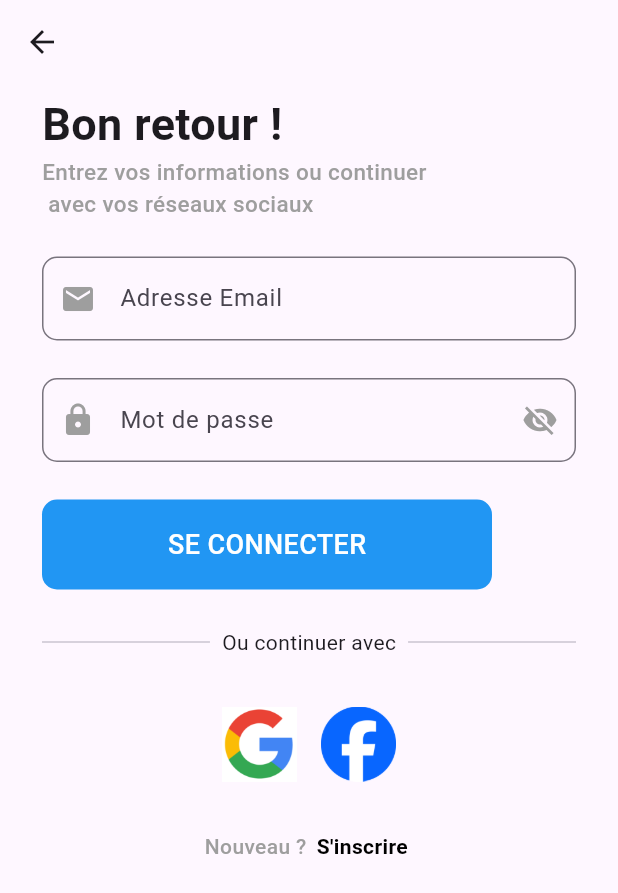
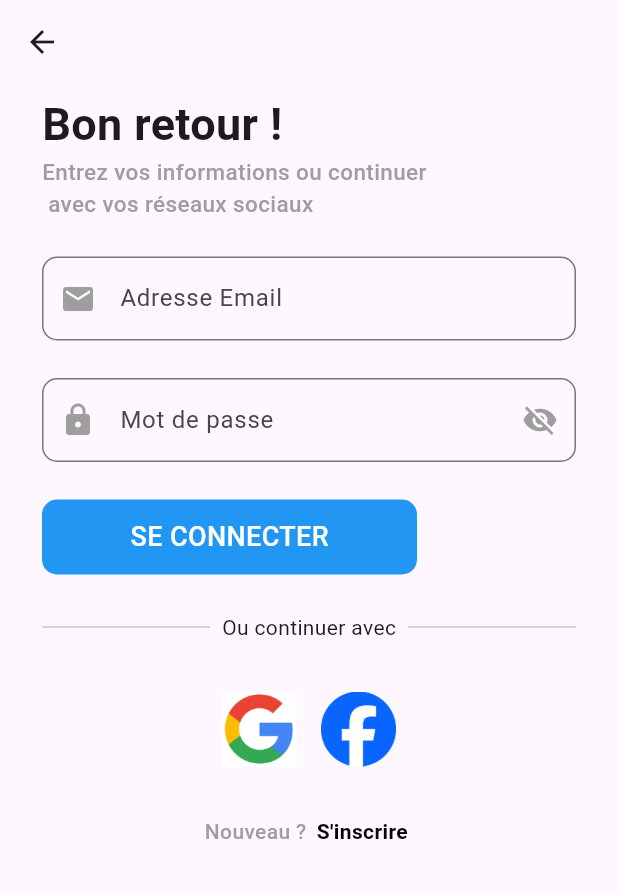
Before and after one commit to Foula34/futureJob-1.1, a Flutter app: the screen it shows after launch, after a tap on "Commençons", on a phone screen of 412 x 824 dp. Shown: the top 893 px of the screen. Run offline on Flutter 3.47's test engine with Material 3 defaults, Android fonts, the phone set to English and light mode, and no system bars; our stand-ins replace cloud_firestore, file_picker, firebase_auth, firebase_core, firebase_storage, flutter_svg and 3 more; accounts and stored records are empty.

Commit message:
fifth commit

```diff
--- a/lib/main.dart
+++ b/lib/main.dart
@@ -59,11 +59,11 @@ class MyApp extends StatelessWidget {
       debugShowCheckedModeBanner: false,
       routes: {
         '/': (context) => const WelcomeScreen(),
-        '/login': (context) => const LoginScreen(), // Écran de connexion
+        '/login': (context) => const LoginScreen(),
         '/profile': (context) => ProfileScreen(user: currentUser),
         '/welcome': (context) => const WelcomeScreen(),
         '/notification': (context) => const NotificationScreen(),
-        '/sign': (context) => const SignScreen(), // Inscription
+        '/sign': (context) => const SignScreen(),
         '/setting': (context) => const SettingsScreen(),
         '/home': (context) => JobHomePage(user: currentUser),
         '/drawer': (context) => const DrawerWidget(),
--- a/lib/widget/custom_button.dart
+++ b/lib/widget/custom_button.dart
@@ -17,8 +17,8 @@ class CustomButton extends StatelessWidget {
     return GestureDetector(
       onTap: onPressed, // Appelle la fonction lors de l'appui
       child: Container(
-        width: 300.0,
-        height: 60.0,
+        width: 250.0,
+        height: 50.0,
         decoration: BoxDecoration(
           color: Colors.blue,
           borderRadius: BorderRadius.circular(10.0),
```
Also changed, not shown: lib/home/job_ask.dart (+3 -7 lines), lib/home/subscribe_job_screen.dart (+18 -10 lines), lib/home/topic_subscribe.dart (+20 -0 lines), 1 other file.
